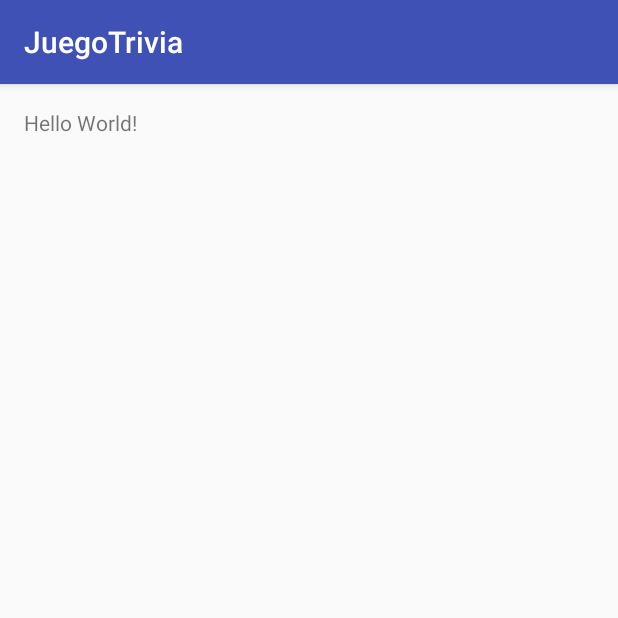
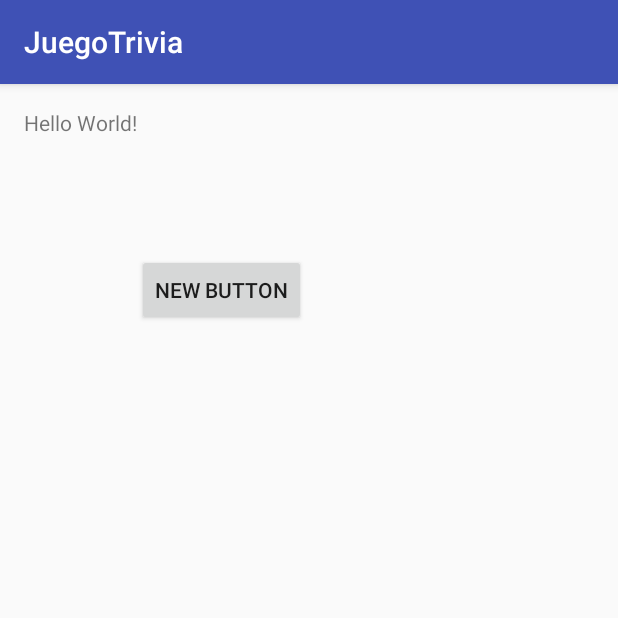
Before and after one commit to victor14818/JuegoTrivia, an Android app: the screen it shows after launch (MainActivity), on a phone screen of 412 x 824 dp, the top half of it. Run offline under Robolectric (Android 15) with nearby library versions, the phone set to English and light mode, and no system bars.

Commit message:
1ra version

```diff
--- a/app/src/main/res/layout/activity_main.xml
+++ b/app/src/main/res/layout/activity_main.xml
@@ -12,5 +12,15 @@
     <TextView
         android:layout_width="wrap_content"
         android:layout_height="wrap_content"
-        android:text="Hello World!" />
+        android:text="Hello World!"
+        android:id="@+id/textView" />
+
+    <Button
+        android:layout_width="wrap_content"
+        android:layout_height="wrap_content"
+        android:text="New Button"
+        android:id="@+id/button"
+        android:layout_below="@+id/textView"
+        android:layout_toEndOf="@+id/textView"
+        android:layout_marginTop="78dp" />
 </RelativeLayout>
```
